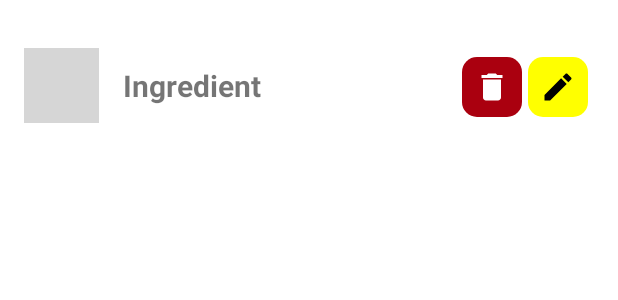
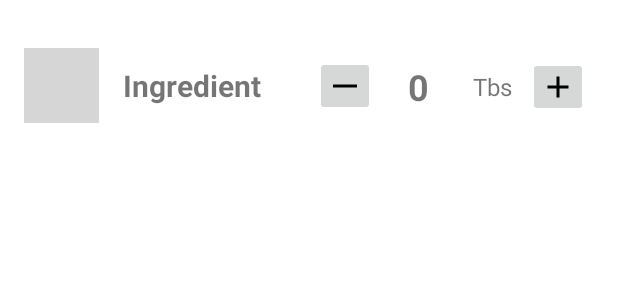
Before and after one commit to SteveMontelongo/ProjectRecipeMe, an Android app: the layout item_grocery_list.xml on its own in the app's theme, with its tools: preview values and no code run, on a phone screen of 412 x 824 dp. Shown: the top 300 px of the screen. Run offline under Robolectric (Android 15) with nearby library versions, the light colour scheme and no system bars; grey boxes are pictures that could not be loaded.

Commit message:
Manually typed ingredients are able to be entered into the grocery list.

```diff
--- /dev/null
+++ b/app/src/main/java/com/recipeme/interfaces/GroceryIngredientOnQuantityClick.kt
@@ -0,0 +1,6 @@
+package com.recipeme.interfaces
+
+interface GroceryIngredientOnQuantityClick {
+    fun onClickDecrement(int: Int)
+    fun onClickIncrement(int: Int)
+}
--- /dev/null
+++ b/app/src/main/java/com/recipeme/interfaces/GroceryListOnItemClick.kt
@@ -0,0 +1,6 @@
+package com.recipeme.interfaces
+
+interface GroceryListOnItemClick {
+    fun onClickDelete(int: Int)
+    fun onClickEdit(int: Int, name:String)
+}
--- /dev/null
+++ b/app/src/main/res/drawable/ic_decrement.xml
@@ -0,0 +1,6 @@
+<vector android:height="24dp" android:tint="#000000"
+    android:viewportHeight="24" android:viewportWidth="24"
+    android:width="24dp" xmlns:android="http://schemas.android.com/apk/res/android">
+    <path android:fillColor="@android:color/white"
+        android:fillType="evenOdd" android:pathData="M4,11h16v2h-16z"/>
+</vector>
--- /dev/null
+++ b/app/src/main/res/drawable/ic_increment.xml
@@ -0,0 +1,5 @@
+<vector android:height="24dp" android:tint="#000000"
+    android:viewportHeight="24" android:viewportWidth="24"
+    android:width="24dp" xmlns:android="http://schemas.android.com/apk/res/android">
+    <path android:fillColor="@android:color/white" android:pathData="M19,13h-6v6h-2v-6H5v-2h6V5h2v6h6v2z"/>
+</vector>
--- a/app/src/main/res/layout/fragment_grocery_list.xml
+++ b/app/src/main/res/layout/fragment_grocery_list.xml
@@ -35,8 +35,4 @@
             >
 
         </androidx.recyclerview.widget.RecyclerView>
-
-
-
-
 </LinearLayout>
--- a/app/src/main/res/layout/item_grocery_list.xml
+++ b/app/src/main/res/layout/item_grocery_list.xml
@@ -3,11 +3,11 @@
     xmlns:app="http://schemas.android.com/apk/res-auto"
     xmlns:tools="http://schemas.android.com/tools"
     android:layout_width="match_parent"
-    android:layout_height="match_parent"
+    android:layout_height="wrap_content"
     android:padding="16dp">
 
     <TextView
-        android:id="@+id/tvGroceryList"
+        android:id="@+id/tvIngredientNameGroceryList"
         android:layout_width="0dp"
         android:layout_height="50dp"
         android:layout_margin="16dp"
@@ -15,44 +15,65 @@
         android:text="Ingredient"
         android:textSize="20sp"
         android:textStyle="bold"
-        app:layout_constraintEnd_toStartOf="@+id/ibDeleteGroceryList"
+        app:layout_constraintEnd_toStartOf="@+id/ibDecrementGroceryList"
         app:layout_constraintStart_toEndOf="@+id/ivIngredientItem"
         app:layout_constraintTop_toTopOf="parent" />
 
     <ImageButton
-        android:id="@+id/ibDeleteGroceryList"
+        android:id="@+id/ibDecrementGroceryList"
         android:layout_width="40dp"
         android:layout_height="40dp"
         android:layout_margin="4dp"
-        android:background="@drawable/roundstyle"
-        android:backgroundTint="@color/dark_red"
-        app:layout_constraintBottom_toBottomOf="@+id/tvGroceryList"
-        app:layout_constraintEnd_toStartOf="@+id/ibEditGroceryList"
-        app:layout_constraintTop_toTopOf="@+id/tvGroceryList"
-        app:layout_constraintVertical_bias="1.0"
-        app:srcCompat="@drawable/ic_delete" />
+        app:layout_constraintBottom_toBottomOf="@+id/tvIngredientNameGroceryList"
+        app:layout_constraintEnd_toStartOf="@+id/tvIngredientQuantityItemGroceryList"
+        app:layout_constraintTop_toTopOf="@+id/tvIngredientNameGroceryList"
+        app:layout_constraintVertical_bias="0.6"
+        app:srcCompat="@drawable/ic_decrement" />
+
+    <TextView
+        android:id="@+id/tvIngredientQuantityItemGroceryList"
+        android:layout_width="50dp"
+        android:layout_height="50dp"
+        android:layout_margin="4dp"
+        android:gravity="center"
+        android:text="0"
+        android:textSize="24sp"
+        android:textStyle="bold"
+        app:layout_constraintBottom_toBottomOf="@+id/ibDecrementGroceryList"
+        app:layout_constraintEnd_toStartOf="@+id/tvIngredientUnitItemGroceryList"
+        app:layout_constraintTop_toTopOf="@+id/ibDecrementGroceryList" />
+
+    <TextView
+        android:id="@+id/tvIngredientUnitItemGroceryList"
+        android:layout_width="40dp"
+        android:layout_height="wrap_content"
+        android:layout_margin="4dp"
+        android:gravity="center"
+        android:text="Tbs"
+        android:textSize="16sp"
+        app:layout_constraintBottom_toBottomOf="@+id/tvIngredientQuantityItemGroceryList"
+        app:layout_constraintEnd_toStartOf="@+id/ibIncrementGroceryList"
+        app:layout_constraintTop_toTopOf="@+id/tvIngredientQuantityItemGroceryList" />
 
     <ImageButton
-        android:id="@+id/ibEditGroceryList"
+        android:id="@+id/ibIncrementGroceryList"
         android:layout_width="40dp"
         android:layout_height="40dp"
         android:layout_margin="4dp"
         android:layout_marginEnd="16dp"
-        android:background="@drawable/roundstyle"
-        android:backgroundTint="@color/yellow"
-        app:layout_constraintBottom_toBottomOf="@+id/tvGroceryList"
+        app:layout_constraintBottom_toBottomOf="@+id/tvIngredientNameGroceryList"
         app:layout_constraintEnd_toEndOf="parent"
-        app:layout_constraintTop_toTopOf="@+id/tvGroceryList"
+        app:layout_constraintTop_toTopOf="@+id/tvIngredientNameGroceryList"
         app:layout_constraintVertical_bias="1.0"
-        app:srcCompat="@drawable/ic_edit" />
+        app:srcCompat="@drawable/ic_increment" />
 
     <ImageView
         android:id="@+id/ivIngredientItem"
         android:layout_width="50dp"
         android:layout_height="50dp"
-        app:layout_constraintBottom_toBottomOf="@+id/tvGroceryList"
+        app:layout_constraintBottom_toBottomOf="@+id/tvIngredientNameGroceryList"
         app:layout_constraintStart_toStartOf="parent"
-        app:layout_constraintTop_toTopOf="@+id/tvGroceryList"
+        app:layout_constraintTop_toTopOf="@+id/tvIngredientNameGroceryList"
         tools:srcCompat="@tools:sample/avatars" />
 
 </androidx.constraintlayout.widget.ConstraintLayout>
```
Also changed, not shown: app/src/main/AndroidManifest.xml (+7 -0 lines), app/src/main/java/com/recipeme/activities/GroceryListEditActivity.kt (added, +83 -0 lines), app/src/main/java/com/recipeme/adapters/GroceryListIngredientAdapter.kt (added, +47 -0 lines), app/src/main/java/com/recipeme/adapters/GroceryListsListAdapter.kt (+11 -4 lines), app/src/main/java/com/recipeme/fragments/GroceryListFragment.kt (+26 -2 lines), app/src/main/res/layout/activity_grocery_list_edit.xml (added, +98 -0 lines), app/src/main/res/layout/activity_main.xml (+6 -4 lines), app/src/main/res/layout/item_grocery_lists_list.xml (+9 -8 lines).
